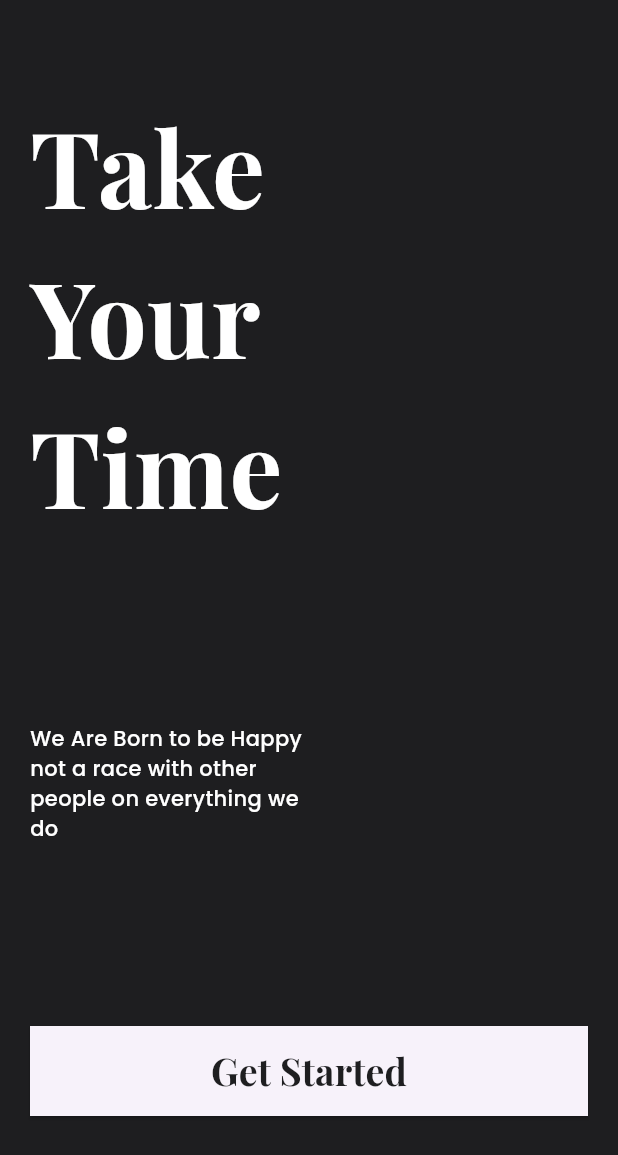
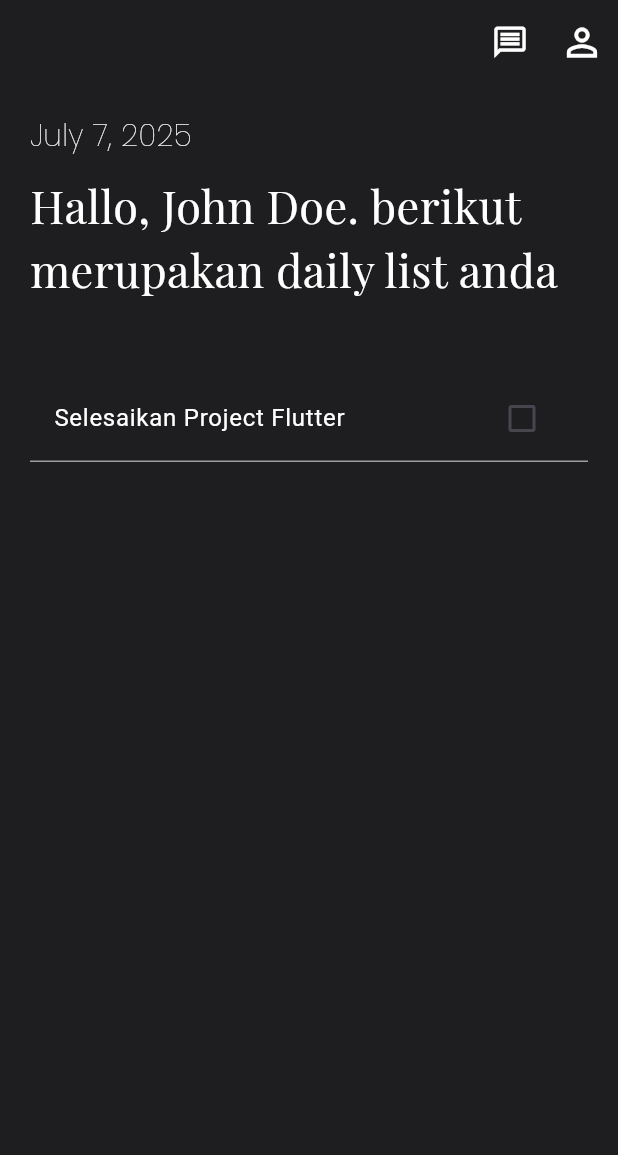
Before and after one commit to herrikurniawann/dicoding_flutter_project_2, a Flutter app: the screen it shows after launch, on a phone screen of 412 x 824 dp. Shown: the top 1155 px of the screen. Run offline on Flutter 3.47's test engine with Material 3 defaults, Android fonts, the phone set to English and light mode, and no system bars; our stand-ins replace google_fonts.

Commit message:
add main_screen

```diff
--- a/lib/main.dart
+++ b/lib/main.dart
@@ -1,4 +1,4 @@
-import 'package:dicoding_project/pages/start_screen.dart';
+import 'package:dicoding_project/pages/main_screen.dart';
 import 'package:flutter/material.dart';
 
 void main() {
@@ -13,7 +13,7 @@ class MainApp extends StatelessWidget {
     return MaterialApp(
       title: 'finalProjectDicoding',
       theme: ThemeData(),
-      home: const StartScreen(),
+      home: const MainScreen(),
       debugShowCheckedModeBanner: false,
     );
   }
--- /dev/null
+++ b/lib/pages/main_screen.dart
@@ -0,0 +1,105 @@
+import 'package:flutter/material.dart';
+import 'package:google_fonts/google_fonts.dart';
+
+class MainScreen extends StatefulWidget {
+  const MainScreen({super.key});
+
+  @override
+  State<MainScreen> createState() => _MainScreenState();
+}
+
+class _MainScreenState extends State<MainScreen> {
+  bool _isTaskCompleted = false;
+
+  @override
+  Widget build(BuildContext context) {
+    final screenHeight = MediaQuery.of(context).size.height;
+    return Scaffold(
+      appBar: AppBar(
+        backgroundColor: Color(0xFF1e1e20),
+        actions: <Widget>[
+          Row(
+            children: [
+              IconButton(
+                onPressed: () {},
+                icon: Icon(
+                  Icons.message_outlined,
+                  color: Colors.white,
+                  size: 25,
+                ),
+              ),
+              IconButton(
+                onPressed: () {},
+                icon: Icon(Icons.person_outline, color: Colors.white, size: 30),
+              ),
+            ],
+          ),
+        ],
+      ),
+      body: SingleChildScrollView(
+        child: ConstrainedBox(
+          constraints: BoxConstraints(minHeight: screenHeight),
+          child: Container(
+            width: double.infinity,
+            decoration: BoxDecoration(color: Color(0xFF1e1e20)),
+            child: Padding(
+              padding: const EdgeInsets.all(20.0),
+              child: Column(
+                crossAxisAlignment: CrossAxisAlignment.start,
+                children: [
+                  Text(
+                    'July 7, 2025',
+                    style: GoogleFonts.poppins(
+                      color: Colors.white,
+                      fontWeight: FontWeight.w100,
+                      fontSize: 20,
+                    ),
+                  ),
+                  SizedBox(height: 10),
+                  Text(
+                    'Hallo, John Doe. berikut merupakan daily list anda',
+                    style: GoogleFonts.playfairDisplay(
+                      color: Colors.white,
+                      fontWeight: FontWeight.w300,
+                      fontSize: 30,
+                    ),
+                  ),
+                  Container(
+                    margin: EdgeInsets.only(top: 20),
+                    child: Column(
+                      children: [
+                        SizedBox(height: 30),
+                        Container(
+                          width: double.infinity,
+                          decoration: BoxDecoration(
+                            border: Border(
+                              bottom: BorderSide(color: Colors.grey),
+                            ),
+                          ),
+                          child: CheckboxListTile(
+                            title: Text(
+                              'Selesaikan Project Flutter',
+                              style: TextStyle(color: Colors.white),
+                            ),
+                            checkColor: Colors.black,
+                            activeColor: Colors.white,
+                            value: _isTaskCompleted,
+                            onChanged: (bool? newValue) {
+                              setState(() {
+                                _isTaskCompleted = newValue!;
+                              });
+                            },
+                          ),
+                        ),
+                      ],
+                    ),
+                  ),
+                ],
+              ),
+            ),
+          ),
+        ),
+      ),
+    );
+  }
+}
--- a/lib/pages/start_screen.dart
+++ b/lib/pages/start_screen.dart
@@ -1,3 +1,4 @@
+import 'package:dicoding_project/pages/main_screen.dart';
 import 'package:flutter/material.dart';
 import 'package:google_fonts/google_fonts.dart';
 
@@ -47,7 +48,13 @@ class StartScreen extends StatelessWidget {
                     height: 60,
                     margin: EdgeInsets.only(bottom: 60),
                     child: ElevatedButton(
-                      onPressed: () {},
+                      onPressed: () {
+                        Navigator.of(context).push(
+                          MaterialPageRoute(
+                            builder: (context) => const MainScreen(),
+                          ),
+                        );
+                      },
                       style: ElevatedButton.styleFrom(
                         shape: RoundedRectangleBorder(
                           borderRadius: BorderRadius.circular(0),
```
